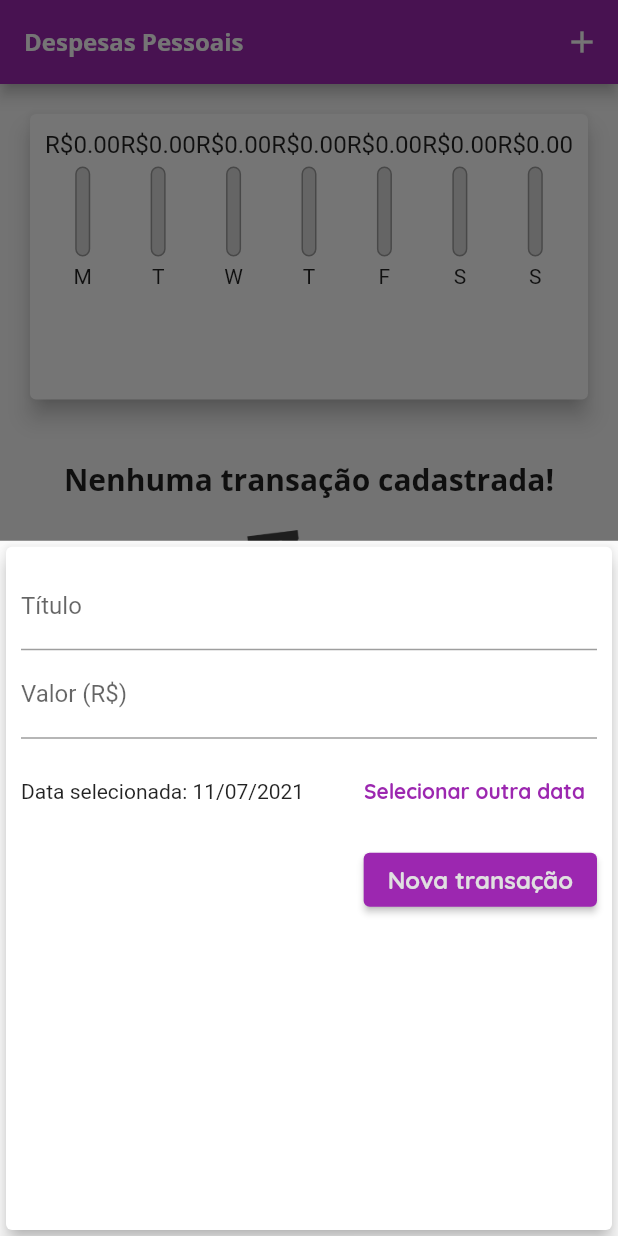
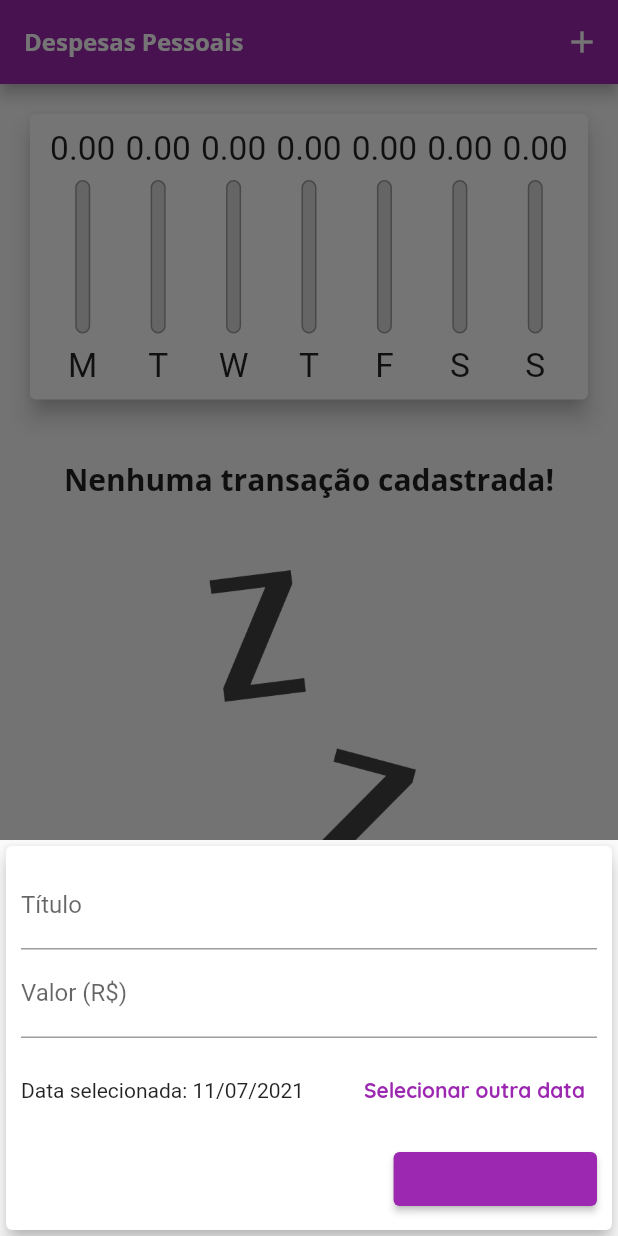
Before and after one commit to carlosfeliciojr/despesas_pessoais, a Flutter app: the screen it shows after launch, after a tap on the "add" icon, on a phone screen of 412 x 824 dp. Run offline on Flutter 3.47's test engine with Material 2 defaults, Android fonts, the phone set to English and light mode, and no system bars.

Commit message:
:sparkles: feat: added visual for ios

```diff
--- /dev/null
+++ b/lib/components/adaptative_button.dart
@@ -0,0 +1,32 @@
+import 'dart:io';
+
+import 'package:flutter/cupertino.dart';
+import 'package:flutter/material.dart';
+
+class AdaptativeButton extends StatelessWidget {
+  final String label;
+  final Function() onPressed;
+  const AdaptativeButton(
+      {Key? key, required this.label, required this.onPressed})
+      : super(key: key);
+
+  @override
+  Widget build(BuildContext context) {
+    return Platform.isIOS
+        ? CupertinoButton(
+            child: Text(label),
+            color: Theme.of(context).primaryColor,
+            onPressed: onPressed,
+            padding: EdgeInsets.symmetric(horizontal: 20),
+          )
+        : ElevatedButton(
+            child: Text(
+              label,
+              style: TextStyle(
+                color: Theme.of(context).primaryColor,
+              ),
+            ),
+            onPressed: onPressed,
+          );
+  }
+}
--- /dev/null
+++ b/lib/components/adaptative_date_picker.dart
@@ -0,0 +1,62 @@
+import 'dart:io';
+import 'package:flutter/material.dart';
+import 'package:flutter/cupertino.dart';
+import 'package:intl/intl.dart';
+
+class AdaptativeDatePicker extends StatelessWidget {
+  final DateTime selectedDate;
+  final Function(DateTime) onDateChanged;
+
+  const AdaptativeDatePicker(
+      {Key? key, required this.selectedDate, required this.onDateChanged})
+      : super(key: key);
+
+  void _showDatePicker(
+    BuildContext context,
+  ) {
+    showDatePicker(
+      context: context,
+      initialDate: DateTime.now(),
+      firstDate: DateTime(2019),
+      lastDate: DateTime.now(),
+    ).then((pickedDate) {
+      if (pickedDate == null) {
+        return;
+      }
+      onDateChanged(pickedDate);
+    });
+  }
+
+  @override
+  Widget build(BuildContext context) {
+    return Platform.isIOS
+        ? Container(
+            height: 180,
+            child: CupertinoDatePicker(
+              mode: CupertinoDatePickerMode.date,
+              initialDateTime: DateTime.now(),
+              minimumDate: DateTime(2019),
+              maximumDate: DateTime.now(),
+              onDateTimeChanged: onDateChanged,
+            ),
+          )
+        : Container(
+            height: 70,
+            child: Row(
+              children: [
+                Expanded(
+                  child: Text(
+                      'Data selecionada: ${DateFormat('dd/MM/y').format(selectedDate)}'),
+                ),
+                TextButton(
+                  onPressed: () => _showDatePicker(context),
+                  child: Text(
+                    'Selecionar outra data',
+                    style: TextStyle(fontWeight: FontWeight.bold),
+                  ),
+                )
+              ],
+            ),
+          );
+  }
+}
--- /dev/null
+++ b/lib/components/adaptative_text_field.dart
@@ -0,0 +1,44 @@
+import 'package:flutter/material.dart';
+import 'package:flutter/cupertino.dart';
+import 'dart:io';
+
+class AdaptativeTextField extends StatelessWidget {
+  final String label;
+  final TextEditingController controller;
+  final TextInputType? keyboardType;
+  final Function(String) onSubmitted;
+
+  const AdaptativeTextField(
+      {Key? key,
+      required this.controller,
+      this.keyboardType = TextInputType.text,
+      required this.label,
+      required this.onSubmitted})
+      : super(key: key);
+
+  @override
+  Widget build(BuildContext context) {
+    return Platform.isIOS
+        ? Padding(
+            padding: const EdgeInsets.only(bottom: 10),
+            child: CupertinoTextField(
+              controller: controller,
+              keyboardType: keyboardType,
+              onSubmitted: onSubmitted,
+              placeholder: label,
+              padding: EdgeInsets.symmetric(
+                horizontal: 6,
+                vertical: 12,
+              ),
+            ),
+          )
+        : TextField(
+            controller: controller,
+            onSubmitted: onSubmitted,
+            keyboardType: keyboardType,
+            decoration: InputDecoration(
+              labelText: label,
+            ),
+          );
+  }
+}
--- a/lib/components/chart_bar.dart
+++ b/lib/components/chart_bar.dart
@@ -14,19 +14,21 @@ class ChartBar extends StatelessWidget {
 
   @override
   Widget build(BuildContext context) {
+    return LayoutBuilder(
+      builder: (context, constraints) {
         return Column(
           children: [
             Container(
-          height: 20,
+              height: constraints.maxHeight * 0.15,
               child: FittedBox(
-            child: Text('R\$${value.toStringAsFixed(2)}'),
+                child: Text('${value.toStringAsFixed(2)}'),
               ),
             ),
             SizedBox(
-          height: 5,
+              height: constraints.maxHeight * 0.05,
             ),
             Container(
-          height: 60,
+              height: constraints.maxHeight * 0.6,
               width: 10,
               child: Stack(
                 alignment: Alignment.bottomCenter,
@@ -53,11 +55,16 @@ class ChartBar extends StatelessWidget {
                 ],
               ),
             ),
-        SizedBox(
-          height: 5,
+            SizedBox(height: constraints.maxHeight * 0.05),
+            Container(
+              height: constraints.maxHeight * 0.15,
+              child: FittedBox(
+                child: Text(label),
               ),
-        Text(label),
+            ),
           ],
+        );
+      },
     );
   }
 }
--- a/lib/components/transaction_form.dart
+++ b/lib/components/transaction_form.dart
@@ -1,3 +1,6 @@
+import 'package:despesas_pessoais/components/adaptative_button.dart';
+import 'package:despesas_pessoais/components/adaptative_date_picker.dart';
+import 'package:despesas_pessoais/components/adaptative_text_field.dart';
 import 'package:flutter/material.dart';
 import 'package:intl/intl.dart';
 
@@ -26,82 +29,54 @@ class _TransactionFormState extends State<TransactionForm> {
     widget.onSubmit(title, value, _selectedDate);
   }
 
-  void _showDatePicker() {
-    showDatePicker(
-      context: context,
-      initialDate: DateTime.now(),
-      firstDate: DateTime(2019),
-      lastDate: DateTime.now(),
-    ).then((pickedDate) {
-      if (pickedDate == null) {
-        return;
-      }
-      setState(() {
-        _selectedDate = pickedDate;
-      });
-    });
-  }
-
   @override
   Widget build(BuildContext context) {
-    return Card(
+    return SingleChildScrollView(
+      child: Card(
         elevation: 5,
         child: Padding(
-        padding: const EdgeInsets.all(10),
+          padding: EdgeInsets.only(
+            top: 10,
+            right: 10,
+            left: 10,
+            bottom: 10 + MediaQuery.of(context).viewInsets.bottom,
+          ),
           child: Column(
             children: [
-            TextField(
+              AdaptativeTextField(
                 controller: _titleController,
                 onSubmitted: (_) => _submitForm(),
-              decoration: InputDecoration(
-                labelText: 'Título',
+                label: 'Título',
               ),
+              AdaptativeTextField(
+                controller: _valueController,
+                keyboardType: TextInputType.numberWithOptions(
+                  decimal: true,
                 ),
-            TextField(
-              controller: _valueController,
-              keyboardType: TextInputType.numberWithOptions(decimal: true),
+                label: 'Valor (R\$)',
                 onSubmitted: (_) => _submitForm(),
-              decoration: InputDecoration(
-                labelText: 'Valor (R\$)',
               ),
-            ),
-            Container(
-              height: 70,
-              child: Row(
-                children: [
-                  Expanded(
-                    child: Text(
-                        'Data selecionada: ${DateFormat('dd/MM/y').format(_selectedDate)}'),
-                  ),
-                  TextButton(
-                    onPressed: _showDatePicker,
-                    child: Text(
-                      'Selecionar outra data',
-                      style: TextStyle(fontWeight: FontWeight.bold),
-                    ),
-                  )
-                ],
-              ),
+              AdaptativeDatePicker(
+                selectedDate: _selectedDate,
+                onDateChanged: (newDate) {
+                  setState(() {
+                    _selectedDate = newDate;
+                  });
+                },
               ),
               Row(
                 mainAxisAlignment: MainAxisAlignment.end,
                 children: [
-                ElevatedButton(
+                  AdaptativeButton(
+                    label: 'Nova transação',
                     onPressed: _submitForm,
-                  child: Text(
-                    'Nova transação',
-                    style: TextStyle(
-                      fontSize: 16,
-                      fontWeight: FontWeight.bold,
-                      color: Theme.of(context).buttonColor,
                   ),
-                  ),
-                )
                 ],
               )
             ],
           ),
         ),
+      ),
     );
   }
 }
--- a/lib/components/transaction_list.dart
+++ b/lib/components/transaction_list.dart
@@ -13,26 +13,33 @@ class TransactionList extends StatelessWidget {
   @override
   Widget build(BuildContext context) {
     return transactions.isEmpty
-        ? Column(
+        ? LayoutBuilder(
+            builder: (context, constraints) {
+              return Column(
                 children: [
                   SizedBox(
                     height: 20,
                   ),
-              Text(
+                  Container(
+                    height: constraints.maxHeight * 0.1,
+                    child: Text(
                       'Nenhuma transação cadastrada!',
                       style: Theme.of(context).textTheme.headline6,
+                    ),
                   ),
                   SizedBox(
                     height: 20,
                   ),
                   Container(
-                height: 200,
+                    height: constraints.maxHeight * 0.6,
                     child: Image.asset(
                       'assets/images/waiting.png',
                       fit: BoxFit.cover,
                     ),
-              )
+                  ),
                 ],
+              );
+            },
           )
         : ListView.builder(
             itemCount: transactions.length,
@@ -57,7 +64,20 @@ class TransactionList extends StatelessWidget {
                   ),
                   subtitle:
                       Text(DateFormat('d MMM y').format(transaction.date)),
-                  trailing: IconButton(
+                  trailing: MediaQuery.of(context).size.width > 480
+                      ? TextButton.icon(
+                          onPressed: () => deleteTransaction(transaction.id),
+                          icon: Icon(
+                            Icons.delete,
+                            color: Theme.of(context).errorColor,
+                          ),
+                          label: Text(
+                            'Excluir',
+                            style:
+                                TextStyle(color: Theme.of(context).errorColor),
+                          ),
+                        )
+                      : IconButton(
                           icon: Icon(Icons.delete),
                           color: Theme.of(context).errorColor,
                           onPressed: () => deleteTransaction(transaction.id),
--- a/lib/main.dart
+++ b/lib/main.dart
@@ -1,9 +1,10 @@
+import 'dart:io';
 import 'dart:math';
 
 import 'package:despesas_pessoais/components/chart.dart';
 import 'package:despesas_pessoais/components/transaction_form.dart';
+import 'package:flutter/cupertino.dart';
 import 'package:flutter/material.dart';
-
 import 'components/transaction_list.dart';
 import 'models/transaction.dart';
 
@@ -60,6 +61,8 @@ class _HomePageState extends State<HomePage> {
     }).toList();
   }
 
+  bool _showChart = false;
+
   _addTransation(String title, double value, DateTime date) {
     final newTransaction = Transaction(
       id: Random().nextDouble().toString(),
@@ -91,54 +94,111 @@ class _HomePageState extends State<HomePage> {
         });
   }
 
+  Widget _getIconButton(IconData icon, Function() onPressed) {
+    return Platform.isIOS
+        ? GestureDetector(
+            onTap: onPressed,
+            child: Icon(icon),
+          )
+        : IconButton(
+            onPressed: onPressed,
+            icon: Icon(icon),
+          );
+  }
+
   @override
   Widget build(BuildContext context) {
-    final appBar = AppBar(
+    final mediaQuery = MediaQuery.of(context);
+    bool isLandscape =
+        MediaQuery.of(context).orientation == Orientation.landscape;
+    final iconList = Platform.isIOS ? CupertinoIcons.list_bullet : Icons.list;
+    final iconChart =
+        Platform.isIOS ? CupertinoIcons.chart_bar_alt_fill : Icons.show_chart;
+
+    final actions = [
+      if (isLandscape)
+        _getIconButton(
+          _showChart ? iconList : iconChart,
+          () {
+            setState(
+              () {
+                _showChart = !_showChart;
+              },
+            );
+          },
+        ),
+      _getIconButton(
+        Platform.isIOS ? CupertinoIcons.add : Icons.add,
+        () => _openTransactionFormModal(context),
+      ),
+    ];
+
+    final dynamic appBar = Platform.isIOS
+        ? CupertinoNavigationBar(
+            leading: Container(),
+            middle: Text(
+              'Despesas Pessoais',
+            ),
+            trailing: Row(
+              mainAxisSize: MainAxisSize.min,
+              children: actions,
+            ),
+          )
+        : AppBar(
             backgroundColor: Colors.purple,
             title: Text(
               'Despesas Pessoais',
               style: TextStyle(
-          fontSize: 16 * MediaQuery.of(context).textScaleFactor,
+                fontSize: 16 * mediaQuery.textScaleFactor,
               ),
             ),
-      actions: [
-        IconButton(
-          onPressed: () => _openTransactionFormModal(context),
-          icon: Icon(Icons.add),
-        ),
-      ],
+            actions: actions,
           );
 
-    final availableHeight = MediaQuery.of(context).size.height -
+    final availableHeight = mediaQuery.size.height -
         appBar.preferredSize.height -
-        MediaQuery.of(context).padding.top;
+        mediaQuery.padding.top;
 
-    return Scaffold(
-      appBar: appBar,
-      body: SingleChildScrollView(
+    final bodyPage = SafeArea(
+        child: SingleChildScrollView(
       child: Column(
         mainAxisAlignment: MainAxisAlignment.start,
         crossAxisAlignment: CrossAxisAlignment.stretch,
         children: [
+          if (_showChart || !isLandscape)
             Container(
-                height: availableHeight * 0.3,
-                child: Chart(recentTransactions: _recentTransactions)),
+              height: availableHeight * (isLandscape ? 0.7 : 0.3),
+              child: Chart(recentTransactions: _recentTransactions),
+            ),
+          if (!_showChart || !isLandscape)
             Container(
-              height: availableHeight * 0.7,
+              height: availableHeight * (isLandscape ? 1 : 0.7),
               child: TransactionList(
                   transactions: _transactions,
                   deleteTransaction: _deleteTransaction),
             ),
         ],
       ),
-      ),
-      floatingActionButton: FloatingActionButton(
+    ));
+
+    return Platform.isIOS
+        ? CupertinoPageScaffold(
+            navigationBar: appBar,
+            child: bodyPage,
+          )
+        : Scaffold(
+            appBar: appBar,
+            body: bodyPage,
+            floatingActionButton: Platform.isIOS
+                ? Container()
+                : FloatingActionButton(
                     onPressed: () => _openTransactionFormModal(context),
                     child: Icon(
                       Icons.add,
                     ),
                   ),
-      floatingActionButtonLocation: FloatingActionButtonLocation.centerFloat,
+            floatingActionButtonLocation:
+                FloatingActionButtonLocation.centerFloat,
           );
   }
 }
```
Lines whose indentation alone changed are shown as unchanged.
